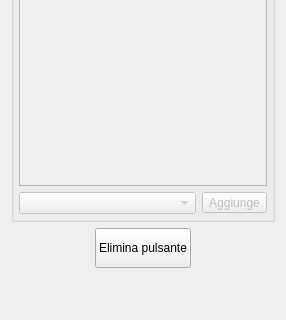
The window that src/dettagliarticolo.ui (mtonin/gestcassa) describes before a commit, drawn with Qt 5; both pictures show x 0 to 286 and y 177 to 497 of the 286 by 497 pixel window.
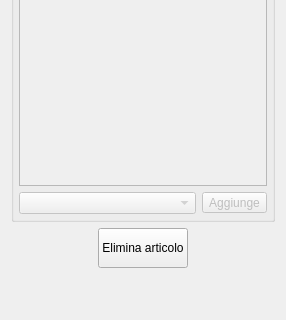
The same window after the commit. Icons and pictures are not drawn.

Commit message: - aggiunta icona sul pulsante "Elimina articolo"

Diff of the .ui file:
```diff
--- a/src/dettagliarticolo.ui
+++ b/src/dettagliarticolo.ui
@@ -252,7 +252,11 @@
         </size>
        </property>
        <property name="text">
-        <string>Elimina pulsante</string>
+        <string>Elimina articolo</string>
+       </property>
+       <property name="icon">
+        <iconset resource="risorse.qrc">
+         <normaloff>:/GestCassa/cancella</normaloff>:/GestCassa/cancella</iconset>
        </property>
       </widget>
      </item>
```
Left out of the diff: 4 changed lines with no effect on the pictures.
